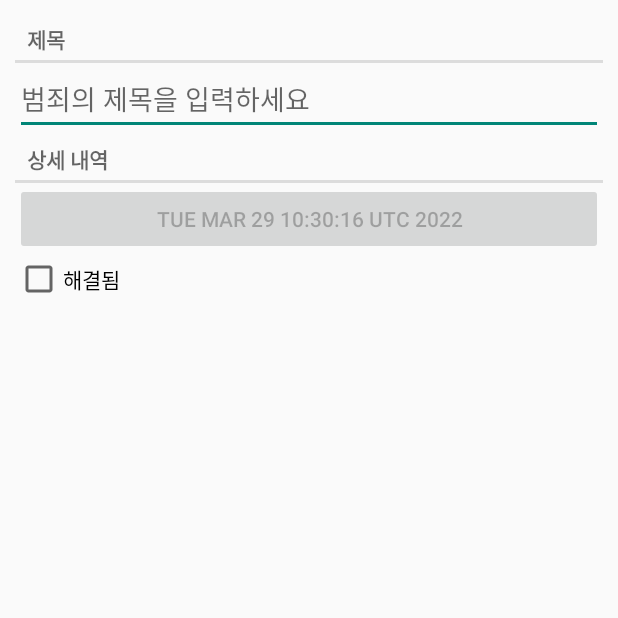
After one commit to JMS1208/CriminalIntent, an Android app: the fragment CrimeFragment shown on its own in the app's theme, on a phone screen of 412 x 824 dp, the top half of it. The commit adds this screen. Run offline under Robolectric (Android 15) with nearby library versions, the phone set to English and light mode, and no system bars.

Commit message:
recyclerView, fragment added

```diff
--- a/app/src/main/AndroidManifest.xml
+++ b/app/src/main/AndroidManifest.xml
@@ -4,7 +4,7 @@
 
     <application
         android:allowBackup="true"
-        android:icon="@mipmap/ic_launcher"
+        android:icon="@drawable/app_icon"
         android:label="@string/app_name"
         android:roundIcon="@mipmap/ic_launcher_round"
         android:supportsRtl="true"
--- /dev/null
+++ b/app/src/main/java/com/jms/a20220327_criminalintent/Crime.kt
@@ -0,0 +1,8 @@
+package com.jms.a20220327_criminalintent
+
+import java.util.*
+
+data class Crime(val id: UUID = UUID.randomUUID(),
+                var title: String ="",
+                var date: Date = Date(),
+                 var isSolved: Boolean = false)
--- /dev/null
+++ b/app/src/main/java/com/jms/a20220327_criminalintent/CrimeFragment.kt
@@ -0,0 +1,74 @@
+package com.jms.a20220327_criminalintent
+
+import android.os.Bundle
+import android.text.Editable
+import android.text.TextWatcher
+import android.view.LayoutInflater
+import android.view.View
+import android.view.ViewGroup
+import android.widget.Button
+import android.widget.CheckBox
+import android.widget.EditText
+import androidx.fragment.app.Fragment
+import com.jms.a20220327_criminalintent.databinding.FragmentCrimeBinding
+
+
+class CrimeFragment : Fragment() {
+
+    private lateinit var crime: Crime
+    private lateinit var titleField: EditText
+    private lateinit var dateButton: Button
+    private lateinit var solvedCheckBox: CheckBox
+
+    override fun onCreate(savedInstanceState: Bundle?) {
+        super.onCreate(savedInstanceState)
+        crime = Crime()
+
+    }
+
+    override fun onCreateView(
+        inflater: LayoutInflater,
+        container: ViewGroup?,
+        savedInstanceState: Bundle?
+    ): View {
+
+        val binding = FragmentCrimeBinding.inflate(layoutInflater,container,false)
+
+        titleField = binding.crimeTitle
+        dateButton = binding.crimeDate
+        solvedCheckBox = binding.crimeSolved
+
+        dateButton.apply {
+            text = crime.date.toString()
+            isEnabled = false
+        }
+
+
+        return binding.root
+    }
+
+    override fun onStart() {
+        super.onStart()
+        val titleWatcher = object : TextWatcher {
+            override fun beforeTextChanged(p0: CharSequence?, p1: Int, p2: Int, p3: Int) {
+
+            }
+
+            override fun onTextChanged(sequence: CharSequence?, start: Int, before: Int, count: Int) {
+                crime.title = sequence.toString()
+            }
+
+            override fun afterTextChanged(p0: Editable?) {
+
+            }
+        }
+        titleField.addTextChangedListener(titleWatcher)
+
+        solvedCheckBox.apply {
+            setOnCheckedChangeListener { _, isChecked ->
+                crime.isSolved = isChecked
+
+            }
+        }
+    }
+}
--- /dev/null
+++ b/app/src/main/res/layout/fragment_crime.xml
@@ -0,0 +1,44 @@
+<?xml version="1.0" encoding="utf-8"?>
+
+<LinearLayout
+
+    xmlns:android="http://schemas.android.com/apk/res/android"
+    xmlns:tools="http://schemas.android.com/tools"
+    android:layout_width="match_parent"
+    android:layout_height="match_parent"
+    android:orientation="vertical"
+    android:padding="10dp"
+    tools:context=".CrimeFragment">
+
+        <TextView
+            android:layout_width="match_parent"
+            android:layout_height="wrap_content"
+            style="?android:listSeparatorTextViewStyle"
+            android:text="@string/crime_title_label"/>
+        <EditText
+            android:layout_width="match_parent"
+            android:layout_height="wrap_content"
+            android:id="@+id/crime_title"
+            android:hint="@string/crime_title_hint"
+
+            />
+        <TextView
+            android:layout_width="match_parent"
+            android:layout_height="wrap_content"
+            style="?android:listSeparatorTextViewStyle"
+            android:text="@string/crime_details_label"
+            />
+        <Button
+            android:layout_width="match_parent"
+            android:layout_height="wrap_content"
+            android:id="@+id/crime_date"
+            tools:text="Thu Mar 12 11:56 EST 2020"
+            />
+        <CheckBox
+            android:layout_width="match_parent"
+            android:layout_height="wrap_content"
+            android:id="@+id/crime_solved"
+            android:text="@string/crime_solved_label"/>
+
+
+</LinearLayout>
--- a/app/src/main/res/values-night/themes.xml
+++ b/app/src/main/res/values-night/themes.xml
@@ -2,12 +2,12 @@
     <!-- Base application theme. -->
     <style name="Theme.20220327_CriminalIntent" parent="Theme.MaterialComponents.DayNight.DarkActionBar">
         <!-- Primary brand color. -->
-        <item name="colorPrimary">@color/purple_200</item>
-        <item name="colorPrimaryVariant">@color/purple_700</item>
+        <item name="colorPrimary">@color/bloodBrown</item>
+        <item name="colorPrimaryVariant">@color/bloodRed</item>
         <item name="colorOnPrimary">@color/black</item>
         <!-- Secondary brand color. -->
-        <item name="colorSecondary">@color/teal_200</item>
-        <item name="colorSecondaryVariant">@color/teal_200</item>
+        <item name="colorSecondary">@color/crimson</item>
+        <item name="colorSecondaryVariant">@color/cloudyOrange</item>
         <item name="colorOnSecondary">@color/black</item>
         <!-- Status bar color. -->
         <item name="android:statusBarColor" tools:targetApi="l">?attr/colorPrimaryVariant</item>
--- a/app/src/main/res/values/colors.xml
+++ b/app/src/main/res/values/colors.xml
@@ -1,10 +1,10 @@
 <?xml version="1.0" encoding="utf-8"?>
 <resources>
-    <color name="purple_200">#FFBB86FC</color>
-    <color name="purple_500">#FF6200EE</color>
-    <color name="purple_700">#FF3700B3</color>
-    <color name="teal_200">#FF03DAC5</color>
-    <color name="teal_700">#FF018786</color>
+    <color name="cloudyOrange">#EB8242</color>
+    <color name="bloodRed">#950101</color>
+    <color name="bloodBrown">#3D0000</color>
+    <color name="lightYellow">#F6DA63</color>
+    <color name="crimson">#DA2D2D</color>
     <color name="black">#FF000000</color>
     <color name="white">#FFFFFFFF</color>
 </resources>
--- a/app/src/main/res/values/strings.xml
+++ b/app/src/main/res/values/strings.xml
@@ -1,3 +1,10 @@
 <resources>
-    <string name="app_name">20220327_CriminalIntent</string>
+    <string name="app_name">크리미널 인텐트</string>
+    <string name="crime_title_hint">범죄의 제목을 입력하세요</string>
+    <string name="crime_title_label">제목</string>
+    <string name="crime_details_label">상세 내역</string>
+    <string name="crime_solved_label">해결됨</string>
+    <!-- TODO: Remove or change this placeholder text -->
+    <string name="hello_blank_fragment">Hello blank fragment</string>
+
 </resources>
--- a/app/src/main/res/values/themes.xml
+++ b/app/src/main/res/values/themes.xml
@@ -1,13 +1,13 @@
 <resources xmlns:tools="http://schemas.android.com/tools">
     <!-- Base application theme. -->
-    <style name="Theme.20220327_CriminalIntent" parent="Theme.MaterialComponents.DayNight.DarkActionBar">
+    <style name="Theme.20220327_CriminalIntent" parent="Theme.AppCompat.Light.NoActionBar">
         <!-- Primary brand color. -->
-        <item name="colorPrimary">@color/purple_500</item>
-        <item name="colorPrimaryVariant">@color/purple_700</item>
+        <item name="colorPrimary">@color/bloodBrown</item>
+        <item name="colorPrimaryVariant">@color/bloodRed</item>
         <item name="colorOnPrimary">@color/white</item>
         <!-- Secondary brand color. -->
-        <item name="colorSecondary">@color/teal_200</item>
-        <item name="colorSecondaryVariant">@color/teal_700</item>
+        <item name="colorSecondary">@color/crimson</item>
+        <item name="colorSecondaryVariant">@color/cloudyOrange</item>
         <item name="colorOnSecondary">@color/black</item>
         <!-- Status bar color. -->
         <item name="android:statusBarColor" tools:targetApi="l">?attr/colorPrimaryVariant</item>
```
Also changed, not shown: app/build.gradle (+7 -0 lines), app/src/main/java/com/jms/a20220327_criminalintent/CrimeListFragment.kt (added, +101 -0 lines), app/src/main/java/com/jms/a20220327_criminalintent/MainActivity.kt (+17 -1 lines), app/src/main/java/com/jms/a20220327_criminalintent/ViewModel/CrimeListViewModel.kt (added, +17 -0 lines), app/src/main/res/drawable/activity_style1.xml (added, +8 -0 lines), app/src/main/res/layout/activity_main.xml (+13 -12 lines), app/src/main/res/layout/fragment_crime_list.xml (added, +7 -0 lines), app/src/main/res/layout/list_item_crime.xml (added, +19 -0 lines), app/src/main/res/drawable/app_icon.png (added).
